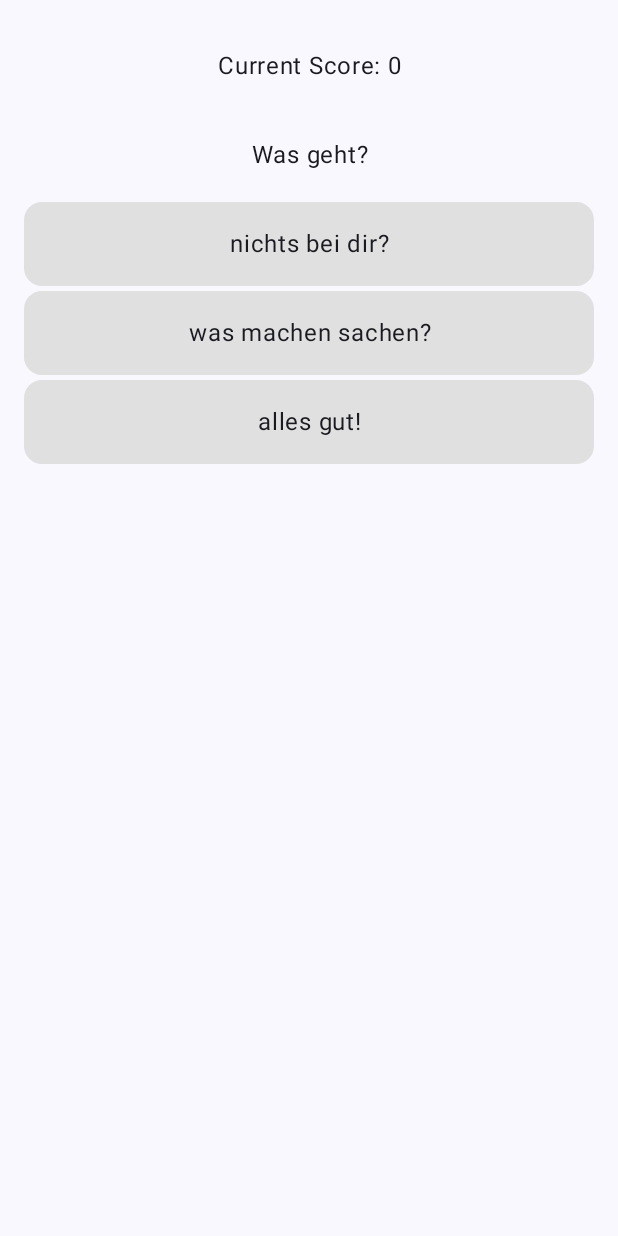
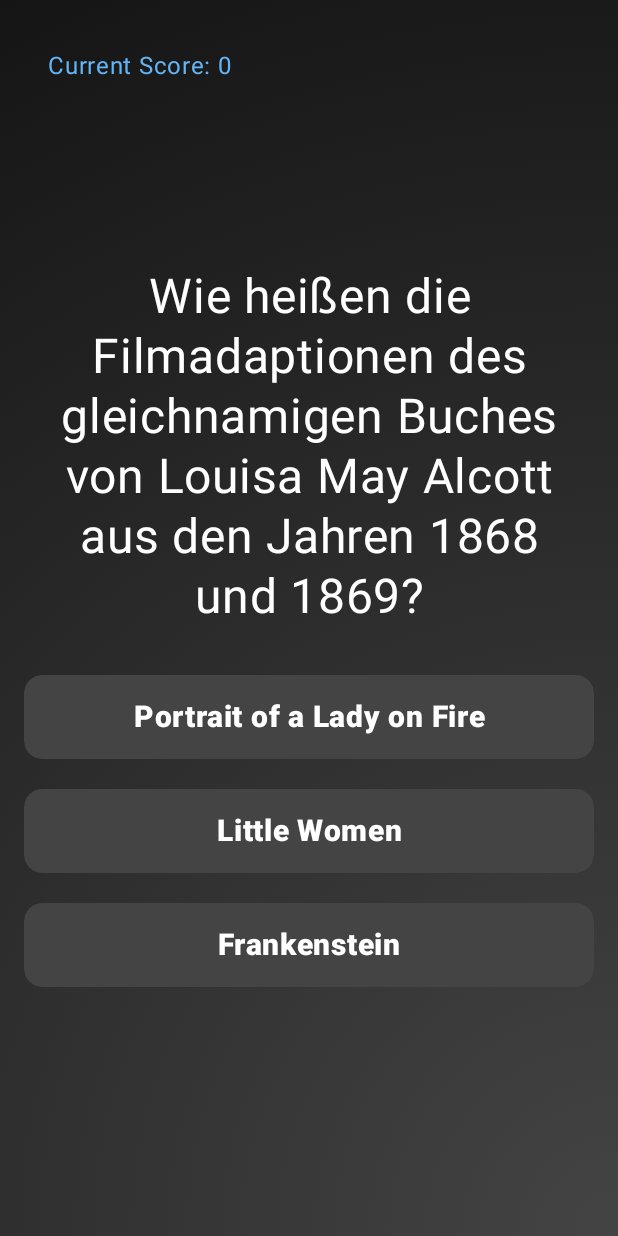
Before and after one commit to ErenAliKoerbay/QuizApp, an Android app built with Jetpack Compose: the screen it shows after launch (MainActivity), after a tap on "Start Quiz", on a phone screen of 412 x 824 dp. Run offline under Robolectric (Android 15) with nearby library versions, the phone set to English and light mode, and no system bars.

Commit message:
Vorerst finales Produkt

```diff
--- a/app/src/main/java/com/example/quiz/MainActivity.kt
+++ b/app/src/main/java/com/example/quiz/MainActivity.kt
@@ -1,7 +1,5 @@
 package com.example.quiz
 
-import EndScreen
-import StartScreen
 import android.os.Bundle
 import androidx.activity.ComponentActivity
 import androidx.activity.compose.setContent
--- a/app/src/main/java/com/example/quiz/Questions.kt
+++ b/app/src/main/java/com/example/quiz/Questions.kt
@@ -11,72 +11,72 @@ data class Question(
 var questions = listOf(
     Question(
         index = 0,
-        question = "Was geht?",
-        answer1 = "nichts bei dir?",
-        answer2 = "alles gut!",
-        rightAnswer = "was machen sachen?",
+        question = "Wie heißen die Filmadaptionen des gleichnamigen Buches von Louisa May Alcott aus den Jahren 1868 und 1869?",
+        answer1 = "Portrait of a Lady on Fire",
+        answer2 = "Frankenstein",
+        rightAnswer = "Little Women",
     ),
     Question(
         index = 1,
-        question = "was bedeutet hund?",
-        answer1 = "deine Mutter!",
-        answer2 = "dein Vater!!",
-        rightAnswer = "deine Schwester!!",
+        question = "Wie viele Oscars gewann der Film Roma (2018) bei den 91. Academy Awards?",
+        answer1 = "4",
+        answer2 = "1",
+        rightAnswer = "3",
     ),
     Question(
         index = 2,
-        question = "was bedeutet katze?",
-        answer1 = "deine bruder!",
-        answer2 = "dein tonne!!",
-        rightAnswer = "deine lol!!",
+        question = "In welchem Land spielt Portrait of a Lady on Fire hauptsächlich?",
+        answer1 = "Italien",
+        answer2 = "Spanien",
+        rightAnswer = "Frankreich",
     ),
     Question(
         index = 3,
-        question = "was bedeutet katze?",
-        answer1 = "deine bruder!",
-        answer2 = "dein tonne!!",
-        rightAnswer = "deine lol!!",
+        question = "Welche Hauptrolle spielt Hailee Steinfeld in The Edge of Seventeen (2016)?",
+        answer1 = "Margaret",
+        answer2 = "Maggie",
+        rightAnswer = "Nadine",
     ),
     Question(
         index = 4,
-        question = "was bedeutet katze?",
-        answer1 = "deine bruder!",
-        answer2 = "dein tonne!!",
-        rightAnswer = "deine lol!!",
+        question = "Wer spielte die Hauptrolle in Eternal Sunshine of the Spotless Mind (2004)?",
+        answer1 = "Joseph Gordon-Levitt",
+        answer2 = "Brad Pitt",
+        rightAnswer = "Jim Carrey",
     ),
     Question(
         index = 5,
-        question = "was bedeutet katze?",
-        answer1 = "deine bruder!",
-        answer2 = "dein tonne!!",
-        rightAnswer = "deine lol!!",
+        question = "Welcher Regisseur schuf Pans Labyrinth (2006)?",
+        answer1 = "Alejandro González Iñárritu",
+        answer2 = "Alfonso Cuarón",
+        rightAnswer = "Guillermo del Toro",
     ),
     Question(
         index = 6,
-        question = "was bedeutet katze?",
-        answer1 = "deine bruder!",
-        answer2 = "dein tonne!!",
-        rightAnswer = "deine lol!!",
+        question = "Wer spielte die weibliche Hauptrolle in Lady Bird (2017)?",
+        answer1 = "Emma Watson",
+        answer2 = "Florence Pugh",
+        rightAnswer = "Saoirse Ronan",
     ),
     Question(
         index = 7,
-        question = "was bedeutet katze?",
-        answer1 = "deine bruder!",
-        answer2 = "dein tonne!!",
-        rightAnswer = "deine lol!!",
+        question = "Was läuft in der Schlussszene von Portrait of a Lady on Fire, während Marianne Héloïse beobachtet?",
+        answer1 = "Ein Streichquartett von Bach",
+        answer2 = "Ein Lied aus ihrer Kindheit",
+        rightAnswer = "Vivaldis Sommer",
     ),
     Question(
         index = 8,
-        question = "was bedeutet katze?",
-        answer1 = "deine bruder!",
-        answer2 = "dein tonne!!",
-        rightAnswer = "deine lol!!",
+        question = "In welcher Stadt spielt Debi tirar mais fotos (2023) von Ana Maria Gomes hauptsächlich?",
+        answer1 = "Porto",
+        answer2 = "Lisboa",
+        rightAnswer = "Amadora",
     ),
     Question(
         index = 9,
-        question = "was bedeutet katze?",
-        answer1 = "deine bruder!",
-        answer2 = "dein tonne!!",
-        rightAnswer = "deine lol!!",
+        question = "Wie heißt der fliegende Inselstaat im Studio-Ghibli-Film Das Schloss im Himmel (1986)?",
+        answer1 = "Ghiblara",
+        answer2 = "Arion",
+        rightAnswer = "Laputa",
     ),
 )
--- a/app/src/main/java/com/example/quiz/StartScreen.kt
+++ b/app/src/main/java/com/example/quiz/StartScreen.kt
@@ -1,35 +1,81 @@
+package com.example.quiz
+
+import android.R.color.white
+import android.annotation.SuppressLint
+import androidx.compose.foundation.background
 import androidx.compose.foundation.layout.Arrangement
 import androidx.compose.foundation.layout.Column
 import androidx.compose.foundation.layout.fillMaxSize
 import androidx.compose.foundation.layout.fillMaxWidth
 import androidx.compose.foundation.layout.padding
+import androidx.compose.foundation.shape.RoundedCornerShape
+import androidx.compose.material3.AlertDialogDefaults.containerColor
 import androidx.compose.material3.ElevatedButton
 import androidx.compose.material3.Text
 import androidx.compose.runtime.Composable
 import androidx.compose.ui.Modifier
+import androidx.compose.ui.draw.shadow
+import androidx.compose.ui.geometry.Offset
+import androidx.compose.ui.graphics.Brush
+import androidx.compose.ui.graphics.Color
+import androidx.compose.ui.text.font.FontWeight
 import androidx.compose.ui.text.style.TextAlign
+import androidx.compose.ui.tooling.preview.Preview
 import androidx.compose.ui.unit.dp
+import androidx.compose.ui.unit.sp
+import com.example.quiz.ui.theme.QuizTheme
 
 @Composable
 fun StartScreen(onStartClicked: () -> Unit) {
     Column(
         modifier = Modifier
             .fillMaxSize()
+            .background(
+                brush = Brush.radialGradient(
+                    colors = listOf(Color.DarkGray, Color.Black),
+                    center = Offset.Infinite,
+                    radius = 2000f
+                )
+            )
+
             .padding(16.dp),
         verticalArrangement = Arrangement.Center
     ) {
         Text(
-            text = "Welcome to the Quiz!",
-            modifier = Modifier.fillMaxWidth(),
-            textAlign = TextAlign.Center
+                text = ("""WELCOME TO THE
+                    |
+                    |MOVIE-QUIZ
+                """.trimMargin()).trimIndent(),
+                color = Color.White,
+                fontSize = 32.sp,
+                fontWeight = FontWeight.Bold,
+                textAlign = TextAlign.Center,
+                modifier = Modifier
+                    .fillMaxWidth()
+                    .padding(8.dp)
+                    .shadow(10.dp)
         )
         ElevatedButton(
             onClick = { onStartClicked() },
             modifier = Modifier
                 .fillMaxWidth()
                 .padding(top = 16.dp)
+                .shadow(8.dp, RoundedCornerShape(16.dp)),
+                    colors = androidx.compose.material3.ButtonDefaults.elevatedButtonColors(
+                    containerColor = Color.DarkGray,
+                    contentColor = Color.White)
         ) {
-            Text("Start Quiz")
+            Text("Start Quiz",
+                fontSize = 20.sp,
+                fontWeight = FontWeight.ExtraBold,)
         }
     }
 }
+
+@Preview(showBackground = true, showSystemUi = true)
+@Composable
+fun StartScreenPreview() {
+    QuizTheme {
+        StartScreen(onStartClicked = {})
+    }
+}
--- a/app/src/main/java/com/example/quiz/VisualQuiz.kt
+++ b/app/src/main/java/com/example/quiz/VisualQuiz.kt
@@ -3,7 +3,9 @@ package com.example.quiz
 import androidx.compose.foundation.background
 import androidx.compose.foundation.clickable
 import androidx.compose.foundation.layout.Arrangement
+import androidx.compose.foundation.layout.Box
 import androidx.compose.foundation.layout.Column
+import androidx.compose.foundation.layout.fillMaxSize
 import androidx.compose.foundation.layout.fillMaxWidth
 import androidx.compose.foundation.layout.padding
 import androidx.compose.foundation.shape.RoundedCornerShape
@@ -16,25 +18,43 @@ import androidx.compose.runtime.mutableStateListOf
 import androidx.compose.runtime.mutableStateOf
 import androidx.compose.runtime.remember
 import androidx.compose.runtime.setValue
+import androidx.compose.ui.Alignment
 import androidx.compose.ui.Modifier
 import androidx.compose.ui.draw.clip
+import androidx.compose.ui.draw.shadow
+import androidx.compose.ui.geometry.Offset
+import androidx.compose.ui.graphics.Brush
 import androidx.compose.ui.graphics.Color
+import androidx.compose.ui.text.font.FontWeight
 import androidx.compose.ui.text.style.TextAlign
+import androidx.compose.ui.tooling.preview.Preview
 import androidx.compose.ui.unit.dp
-
+import androidx.compose.ui.unit.sp
+import android.content.Context
+import android.media.MediaPlayer
+import androidx.compose.runtime.*
+import androidx.compose.ui.platform.LocalContext
 
 val shape = RoundedCornerShape(12.dp)
 val defaultColor = Color(0xFFE0E0E0)
 
+fun playAnswerSound(context: Context, correct: Boolean) {
+    val soundRes = if (correct) R.raw.right else R.raw.fail
+    val mediaPlayer = MediaPlayer.create(context, soundRes)
+    mediaPlayer.start()
+    mediaPlayer.setOnCompletionListener {
+        it.release()
+    }
+}
+
 @Composable
-fun VisualQuizShow(onQuizFinished: (Int, Int) -> Unit, modifier: Modifier = Modifier) {
-
+fun VisualQuizShow(onQuizFinished: (Int, Int) -> Unit) {
+    val context = LocalContext.current
     // for the endscreen
     var correctAnsweredQuestions by remember { mutableIntStateOf(0) }
 
     // states to later on change the color when user clicks on answer
-    val backgroundColors =
-        remember { mutableStateListOf<Color>(defaultColor, defaultColor, defaultColor) }
+    val backgroundColors = remember { mutableStateListOf(defaultColor, defaultColor, defaultColor) }
 
     // current questionIndex to display questions one by one
     var currentQuestionIndex by remember { mutableIntStateOf(0) }
@@ -59,80 +79,120 @@ fun VisualQuizShow(onQuizFinished: (Int, Int) -> Unit, modifier: Modifier = Modi
 
     var score by remember { mutableIntStateOf(0) }
 
-    Column(
-        modifier =
-            Modifier
-                .padding(16.dp),
-        verticalArrangement = Arrangement.spacedBy(3.dp)
+    val defaultBackgroundColor = Color.DarkGray
+
+    Box(
+        modifier = Modifier
+            .fillMaxSize()
+            .background(
+                brush = Brush.radialGradient(
+                    colors = listOf(Color.DarkGray, Color.Black),
+                    center = Offset.Infinite,
+                    radius = 2000f
                 )
-    {
+            )
+            .padding(16.dp)
+    ) {
+        // Score oben links, nicht zentriert
         Text(
-            text = "Current Score: ${score}",
+            text = "Current Score: $score",
             modifier = Modifier
+                .align(Alignment.TopStart)
                 .padding(16.dp)
                 .fillMaxWidth(),
-            textAlign = TextAlign.Center
+            color = Color(0xFF64B5F6),
+            textAlign = TextAlign.Start
         )
+
+        // Rest zentriert (horizontal + vertikal)
+        Column(
+            modifier = Modifier
+                .align(Alignment.Center)
+                .fillMaxWidth(),
+            verticalArrangement = Arrangement.spacedBy(12.dp),
+            horizontalAlignment = Alignment.CenterHorizontally
+        ) {
             Text(
                 text = currentQuestion.question,
                 modifier = Modifier
                     .padding(16.dp)
                     .fillMaxWidth(),
-            textAlign = TextAlign.Center
+                color = Color.White,
+                fontSize = 32.sp,
+                textAlign = TextAlign.Center,
+                lineHeight = 40.sp,
             )
             answers.forEachIndexed { i, item ->
                 Text(
                     text = item,
                     modifier = Modifier
+                        .fillMaxWidth()
+                        .padding(vertical = 4.dp)
                         .clip(shape)
+                        .shadow(8.dp, shape)
+                        .background(backgroundColors[i].takeIf { it != defaultColor } ?: defaultBackgroundColor)
                         .clickable {
+                            // only accept answer once and update colors + score
                             if (!showButton && currentQuestionIndex <= 8) {
                                 showButton = true
-                            backgroundColors[i] =
-                                    // item being the clicked button
-                                if (item == currentQuestion.rightAnswer) {
+                                backgroundColors[i] = if (item == currentQuestion.rightAnswer) {
                                     score += 100
+                                    playAnswerSound(context, true)
                                     correctAnsweredQuestions++
-                                    Color(0xFFA5D6A7)
+                                    Color(0xFF388E3C)
                                 } else {
-                                    Color(0xFFEF9A9A)
+                                    playAnswerSound(context, false)
+                                    Color(0xFFD32F2F)
                                 }
-                        } else if (currentQuestionIndex in 9..9) {
+                            } else if (currentQuestionIndex == 9 && !quizFinished) {
                                 quizFinished = true
-                            backgroundColors[i] =
-                                if (item == currentQuestion.rightAnswer) {
+                                backgroundColors[i] = if (item == currentQuestion.rightAnswer) {
                                     score += 100
+                                    playAnswerSound(context, true)
                                     correctAnsweredQuestions++
-                                    Color(0xFFA5D6A7)
+                                    Color(0xFF388E3C)
                                 } else {
-                                    Color(0xFFEF9A9A)
+                                    playAnswerSound(context, false)
+                                    Color(0xFFD32F2F)
                                 }
                             }
                         }
-                    .background(backgroundColors[i])
-                    .padding(16.dp)
-                    .fillMaxWidth(),
+                        .padding(16.dp),
+                    color = Color.White,
+                    fontSize = 20.sp,
+                    fontWeight = FontWeight.ExtraBold,
                     textAlign = TextAlign.Center
                 )
             }
-        // next question and button colors back to gray
+            // show next question button only if answered
             if (showButton) {
                 ElevatedButton(
                     onClick = {
                         showButton = false
                         currentQuestionIndex++
-                    //loop for every backgroundColor
+                        // reset background colors for next question
                         for (i in backgroundColors.indices) {
                             backgroundColors[i] = defaultColor
                         }
                     },
                     modifier = Modifier
-                    .padding(16.dp)
-                    .fillMaxWidth(),
+                        .padding(top = 24.dp)
+                        .fillMaxWidth()
+                        .shadow(8.dp, RoundedCornerShape(16.dp)),
+                    shape = RoundedCornerShape(16.dp),
+                    colors = androidx.compose.material3.ButtonDefaults.elevatedButtonColors(
+                        containerColor = Color.DarkGray,
+                        contentColor = Color.White
+                    )
                 ) {
-                Text("Next Question")
+                    Text(
+                        "Next Question",
+                        fontSize = 20.sp,
+                        fontWeight = FontWeight.ExtraBold
+                    )
                 }
             }
+            // show finish quiz button at the end
             if (quizFinished) {
                 ElevatedButton(
                     onClick = {
@@ -140,14 +200,28 @@ fun VisualQuizShow(onQuizFinished: (Int, Int) -> Unit, modifier: Modifier = Modi
                         onQuizFinished(correctAnsweredQuestions, score)
                     },
                     modifier = Modifier
-                    .padding(16.dp)
-                    .fillMaxWidth(),
+                        .padding(top = 24.dp)
+                        .fillMaxWidth()
+                        .shadow(8.dp, RoundedCornerShape(16.dp)),
+                    shape = RoundedCornerShape(16.dp),
+                    colors = androidx.compose.material3.ButtonDefaults.elevatedButtonColors(
+                        containerColor = Color.DarkGray,
+                        contentColor = Color.White
+                    )
                 ) {
-                Text("Finish Quiz")
+                    Text(
+                        "Finish Quiz",
+                        fontSize = 20.sp,
+                        fontWeight = FontWeight.ExtraBold
+                    )
                 }
             }
         }
-    fun getAnswers(): Int {
-        return correctAnsweredQuestions
     }
 }
+
+@Preview(showBackground = true)
+@Composable
+fun VisualQuizShowPreview() {
+    VisualQuizShow { correct, score -> }
+}
```
Also changed, not shown: app/src/main/java/com/example/quiz/EndScreen.kt (+51 -6 lines), 2 other files. Lines whose indentation alone changed are shown as unchanged.
